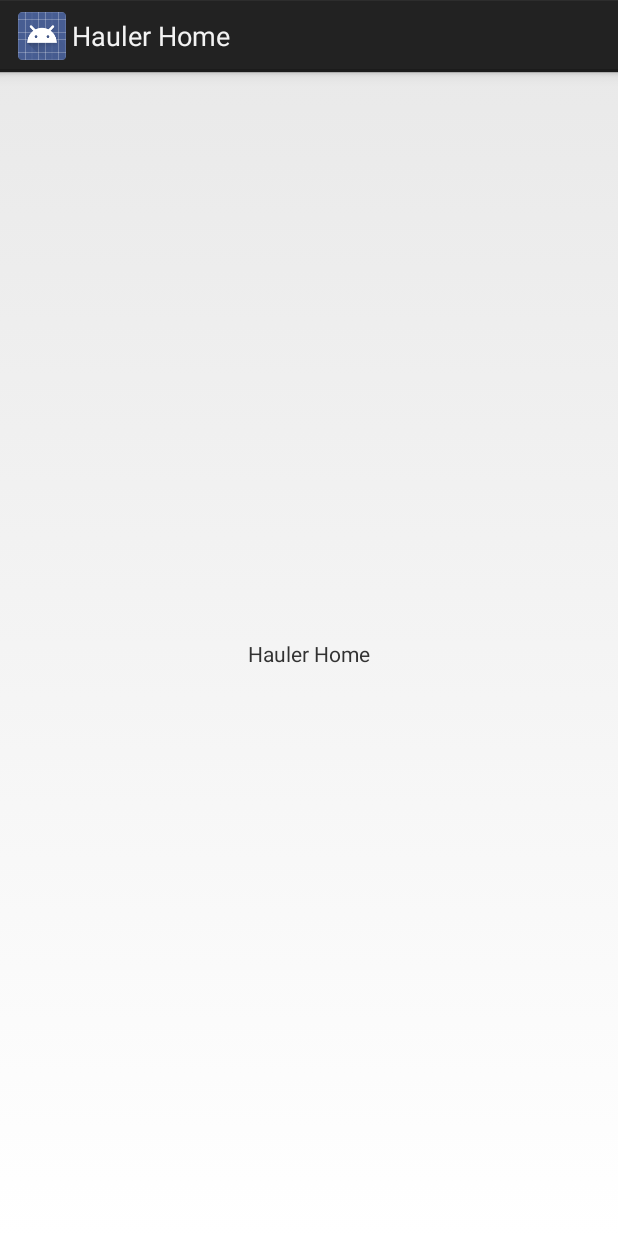
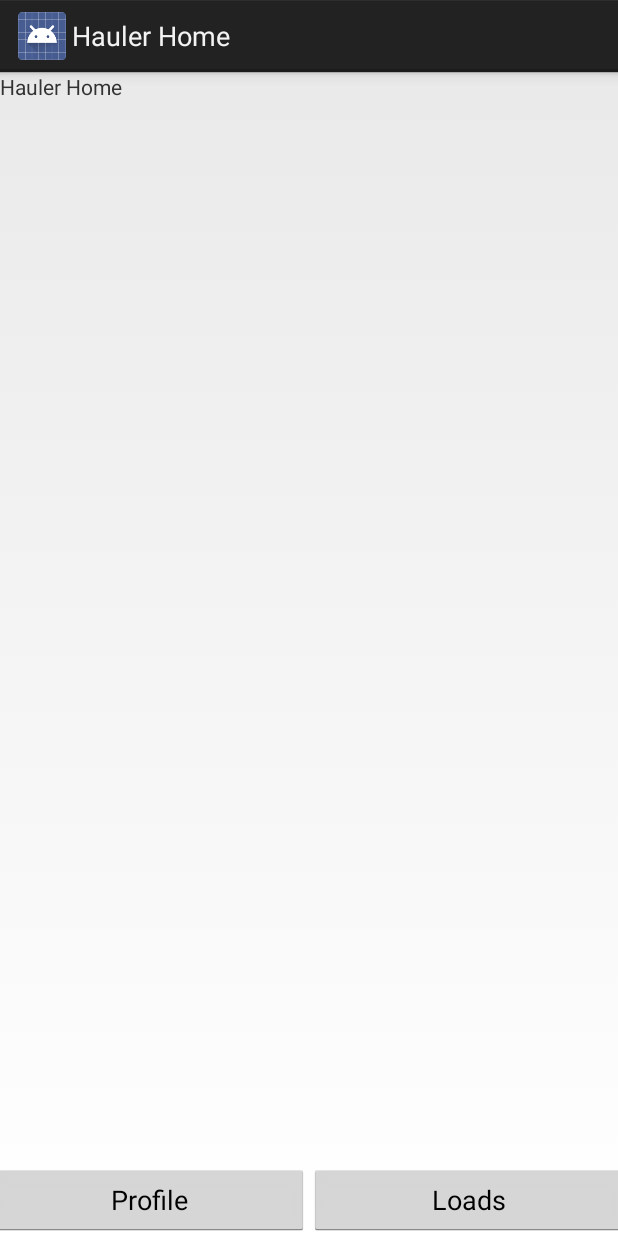
Before and after one commit to hackathon-3d/tyrannodroidus-rex-repo, an Android app: the HaulerHome screen opened directly, with no data from a screen before it, on a phone screen of 412 x 824 dp. Run offline under Robolectric (Android 15) with nearby library versions, the phone set to English and light mode, and no system bars.

Commit message:
Hauler stuff almost all layed out

```diff
--- a/android/TruckIt/TruckIt/src/main/AndroidManifest.xml
+++ b/android/TruckIt/TruckIt/src/main/AndroidManifest.xml
@@ -30,6 +30,10 @@
             android:name="com.hack3d.truckit.HaulerHome"
             android:label="@string/title_activity_hauler_home" >
         </activity>
+        <activity
+            android:name="com.hack3d.truckit.HaulerProfile"
+            android:label="@string/title_activity_hauler_profile" >
+        </activity>
     </application>
 
 </manifest>
--- a/android/TruckIt/TruckIt/src/main/res/layout/hauler_main.xml
+++ b/android/TruckIt/TruckIt/src/main/res/layout/hauler_main.xml
@@ -4,12 +4,28 @@
               android:orientation="vertical"
               android:layout_width="match_parent"
               android:layout_height="match_parent"
-              android:gravity="center"
         >
     <TextView android:id="@+id/hauler_sample"
               android:layout_height="wrap_content"
               android:layout_width="wrap_content"
               android:text="Hauler Home"
             />
+    <LinearLayout android:orientation="horizontal"
+                  android:layout_width="match_parent"
+                  android:layout_height="0dip"
+                  android:layout_weight="1"
+                  android:gravity="center|bottom">
+        <Button android:id="@+id/hauler_profile_button"
+                android:layout_width="96pt"
+                android:layout_height="wrap_content"
+                android:text="@string/button_hauler_profile"
+                android:onClick="haulerProfile"/>
+        <Button android:id="@+id/provider_button"
+                android:layout_below="@+id/hauler_loads_button"
+                android:layout_width="96pt"
+                android:layout_height="wrap_content"
+                android:text="@string/button_hauler_loads"
+                android:onClick="haulerProfile"/>
+    </LinearLayout>
 
 </LinearLayout>
--- a/android/TruckIt/TruckIt/src/main/res/values/strings.xml
+++ b/android/TruckIt/TruckIt/src/main/res/values/strings.xml
@@ -15,5 +15,8 @@
     <string name="past_jobs">Past Jobs</string>
     <string name="title_activity_client_past_jobs">Past Jobs</string>
     <string name="title_activity_hauler_home">Hauler Home</string>
+    <string name="title_activity_hauler_profile">Hauler Profile</string>
+    <string name="button_hauler_profile">Profile</string>
+    <string name="button_hauler_loads">Loads</string>
 
 </resources>
```
Also changed, not shown: android/TruckIt/TruckIt/src/main/java/com/hack3d/truckit/HaulerHome.java (+8 -0 lines), android/TruckIt/TruckIt/src/main/java/com/hack3d/truckit/HaulerProfile.java (added, +16 -0 lines), android/TruckIt/TruckIt/src/main/res/layout/hauler_profile.xml (added, +13 -0 lines).
